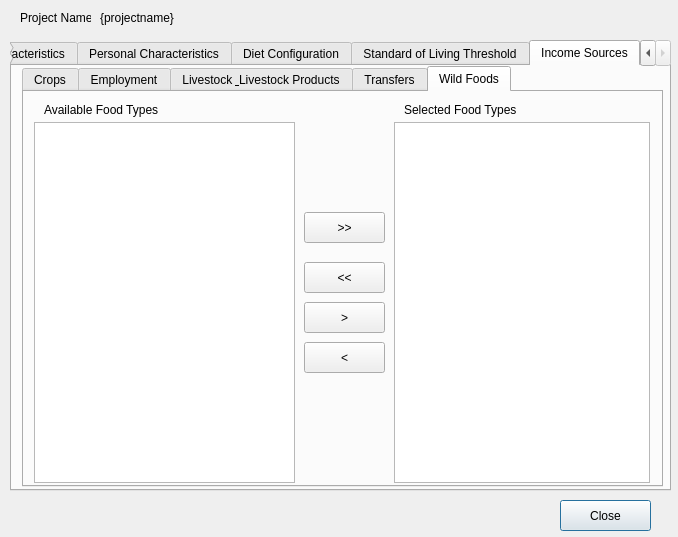
snim2mirror/openihm, file open-ihm/gui/designs/ui_projectconfiguration.ui: the form before one commit.
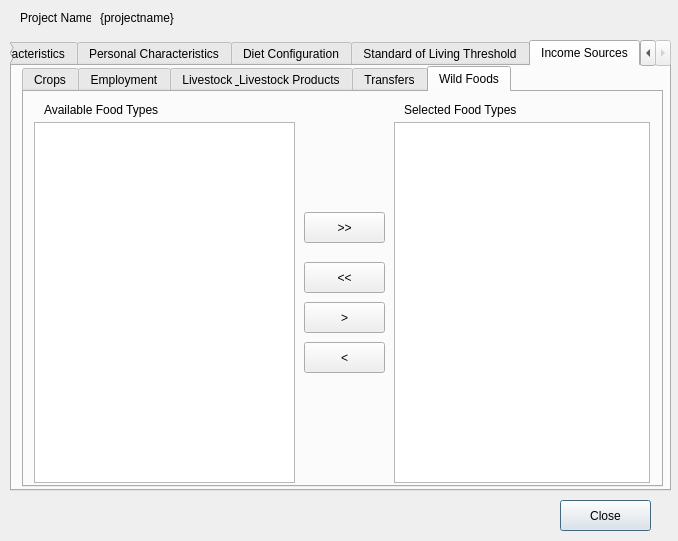
The form after the commit. The open tabs and pages were chosen to show the change.

```diff
--- a/open-ihm/gui/designs/ui_projectconfiguration.ui
+++ b/open-ihm/gui/designs/ui_projectconfiguration.ui
@@ -7,7 +7,7 @@
     <x>0</x>
     <y>0</y>
     <width>678</width>
-    <height>537</height>
+    <height>541</height>
    </rect>
   </property>
   <property name="minimumSize">
```
Left out of the diff: 653 changed lines with no effect on the pictures.
